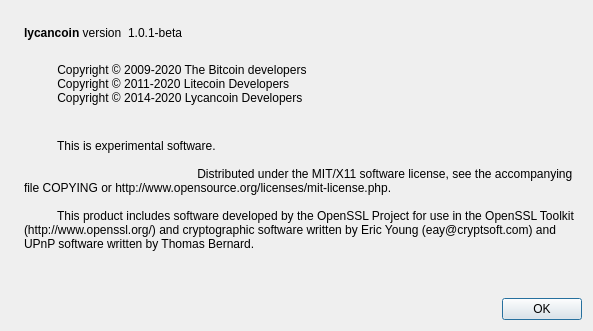
The window that src/qt/forms/aboutdialog.ui (lycancoin/lycancoin-release) describes before a commit, drawn with Qt 5.
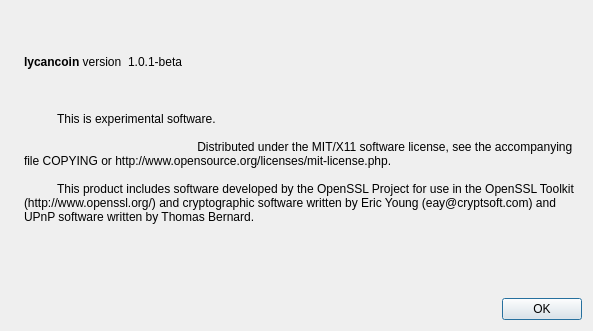
The same window after the commit. Icons and pictures are not drawn.

```diff
--- a/src/qt/forms/aboutdialog.ui
+++ b/src/qt/forms/aboutdialog.ui
@@ -91,11 +91,12 @@
         <cursorShape>IBeamCursor</cursorShape>
        </property>
        <property name="text">
-        <string>
-          Copyright © 2009-2020 The Bitcoin developers
-          Copyright © 2011-2020 Litecoin Developers
-          Copyright © 2014-2020 Lycancoin Developers
-        </string>
+        <string notr="true">Copyright &amp;copy; 2009-YYYY The Bitcoin developers</string>
+        <string notr="true">Copyright &amp;copy; 2011-YYYY Litecoin developers</string>
+        <string notr="true">Copyright &amp;copy; 2014-YYYY Lycancoin developers</string>
+       </property>
+       <property name="textFormat">
+        <enum>Qt::RichText</enum>
        </property>
        <property name="textInteractionFlags">
         <set>Qt::LinksAccessibleByMouse|Qt::TextSelectableByKeyboard|Qt::TextSelectableByMouse</set>
```
